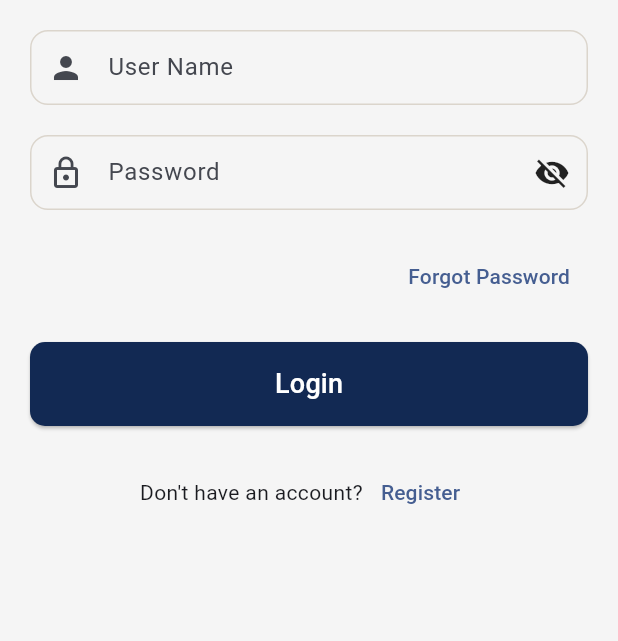
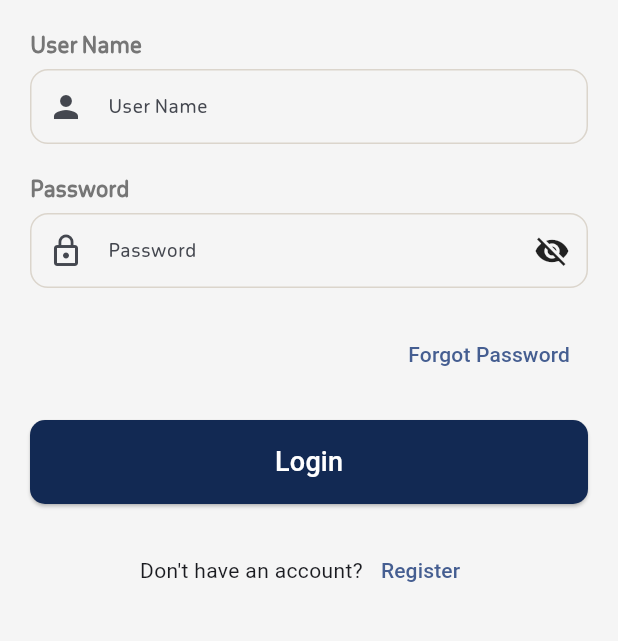
Before and after one commit to AbdoAi2025/app-Teacher, a Flutter app: the LoginScreen screen opened by its route, on a phone screen of 412 x 824 dp, the part 459-1100 px from its top. Run offline on Flutter 3.47's test engine with Material 3 defaults, Android fonts, the phone set to English and light mode, and no system bars; drawn by our look-alikes of overlay_support; our stand-ins replace country_code_picker, device_info_plus, dio, firebase_analytics, firebase_core, firebase_crashlytics and 13 more; missing offline and left inert: flutter_alice, shake, talker_dio_logger; accounts and stored records are empty; network calls fail; statements that could not run were skipped.

Commit message:
add label text to AppTextFieldWidget

```diff
--- a/lib/widgets/app_text_field_widget.dart
+++ b/lib/widgets/app_text_field_widget.dart
@@ -1,4 +1,5 @@
 import 'package:flutter/material.dart';
+import 'package:teacher_app/themes/app_colors.dart';
 import 'package:teacher_app/themes/txt_styles.dart';
 
 class AppTextFieldWidget extends StatelessWidget {
@@ -60,12 +61,12 @@ class AppTextFieldWidget extends StatelessWidget {
 
   @override
   Widget build(BuildContext context) {
-    return TextFormField(
+    final field = TextFormField(
       controller: controller,
       style: textStyle ?? AppTextStyle.textFieldStyle,
       readOnly: readOnly,
       textDirection: textDirection,
-      textAlign: textAlign?? TextAlign.start,
+      textAlign: textAlign ?? TextAlign.start,
       onTap: onTap,
       minLines: minLines,
       obscureText: obscureText,
@@ -73,7 +74,6 @@ class AppTextFieldWidget extends StatelessWidget {
       maxLength: maxLength,
       keyboardType: keyboardType,
       decoration: InputDecoration(
-        labelText: label,
         prefixIcon: prefixIcon,
         hintTextDirection: textDirection,
         hintText: hint,
@@ -89,7 +89,18 @@ class AppTextFieldWidget extends StatelessWidget {
       validator: validator,
       onChanged: onChanged,
       textInputAction: textInputAction,
+    );
 
+    if (label == null) return field;
+
+    return Column(
+      mainAxisSize: MainAxisSize.min,
+      crossAxisAlignment: CrossAxisAlignment.start,
+      children: [
+        Text(label!, style: AppTextStyle.label.copyWith(color: AppColors.textSecondaryColor)),
+        const SizedBox(height: 6),
+        field,
+      ],
     );
   }
 
```
